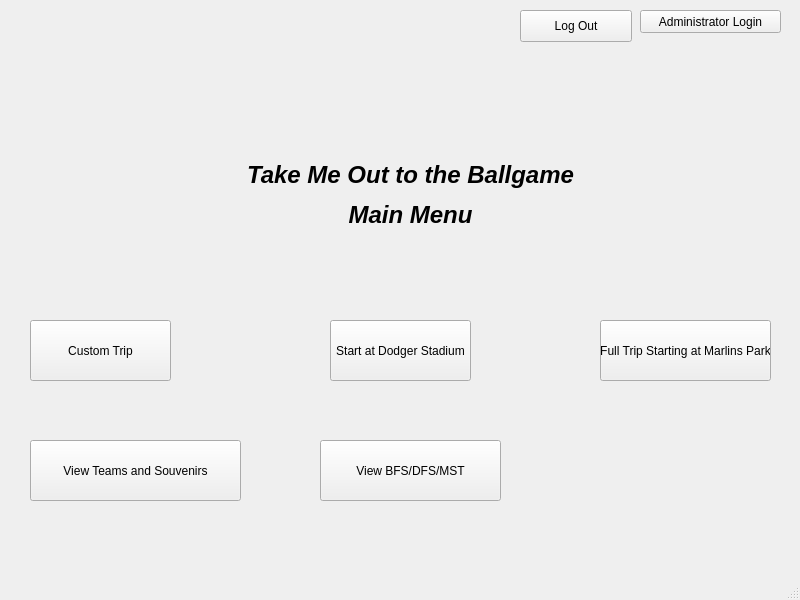
Ykhan799/CS-1D-Project-2-Baseball, file Baseball/mainwindow.ui: the form before one commit.
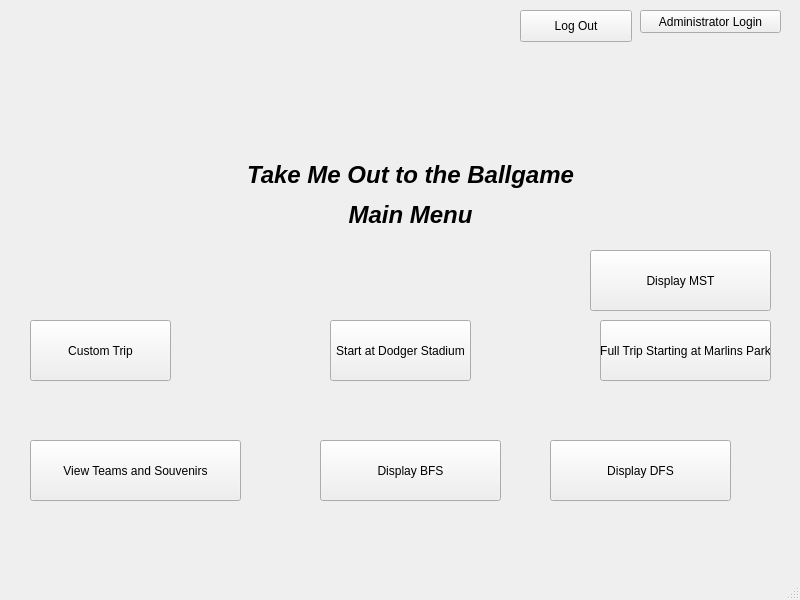
The form after the commit.

Diff of the .ui file:
```diff
--- a/Baseball/mainwindow.ui
+++ b/Baseball/mainwindow.ui
@@ -121,7 +121,33 @@
      </rect>
     </property>
     <property name="text">
-     <string>View BFS/DFS/MST</string>
+     <string>Display BFS</string>
+    </property>
+   </widget>
+   <widget class="QPushButton" name="DFS">
+    <property name="geometry">
+     <rect>
+      <x>550</x>
+      <y>440</y>
+      <width>181</width>
+      <height>61</height>
+     </rect>
+    </property>
+    <property name="text">
+     <string>Display DFS</string>
+    </property>
+   </widget>
+   <widget class="QPushButton" name="MST">
+    <property name="geometry">
+     <rect>
+      <x>590</x>
+      <y>250</y>
+      <width>181</width>
+      <height>61</height>
+     </rect>
+    </property>
+    <property name="text">
+     <string>Display MST</string>
     </property>
    </widget>
   </widget>
```
Left out of the diff: 2 changed lines with no effect on the pictures.
